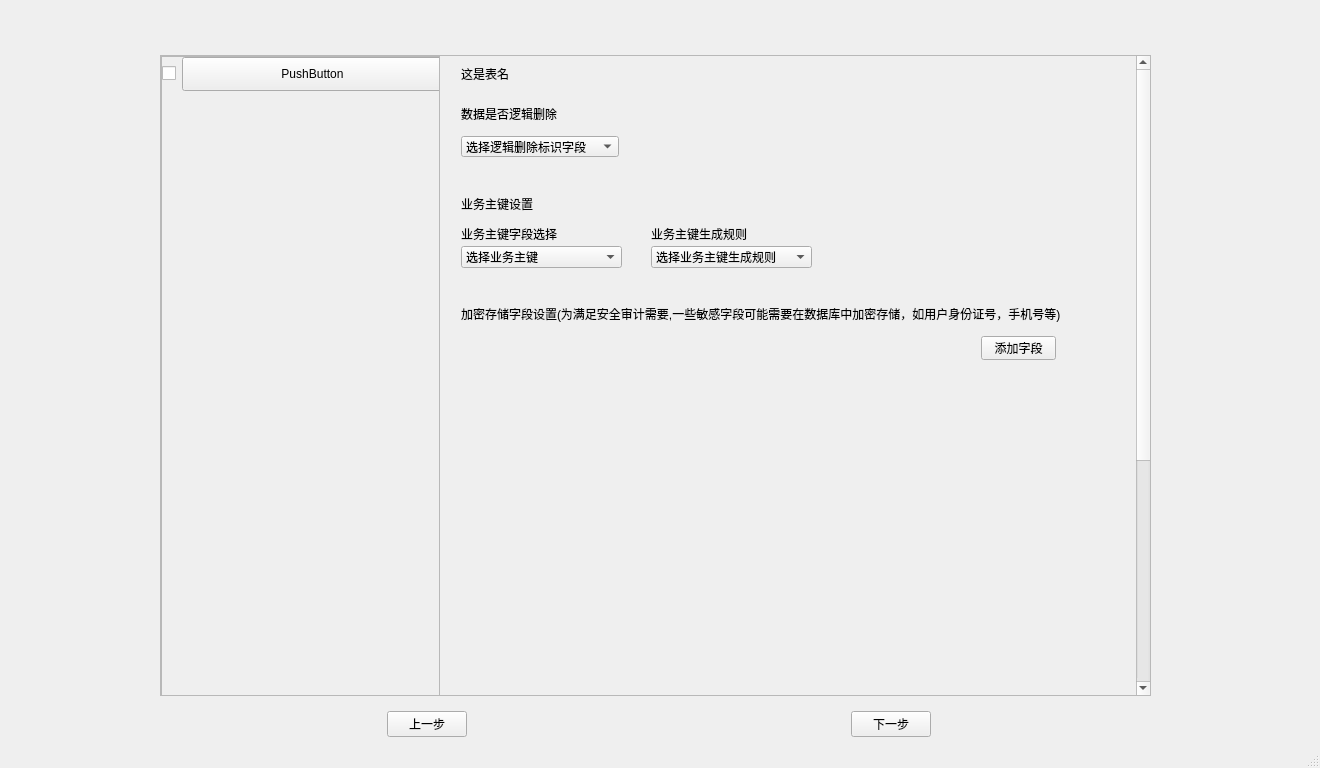
Before: the Qt Designer form app/ui/MainWindow_copy2.ui in ncepu-iDealStudio/Flask_RESTfulAPI_Codegen_Application, drawn with Qt 5.
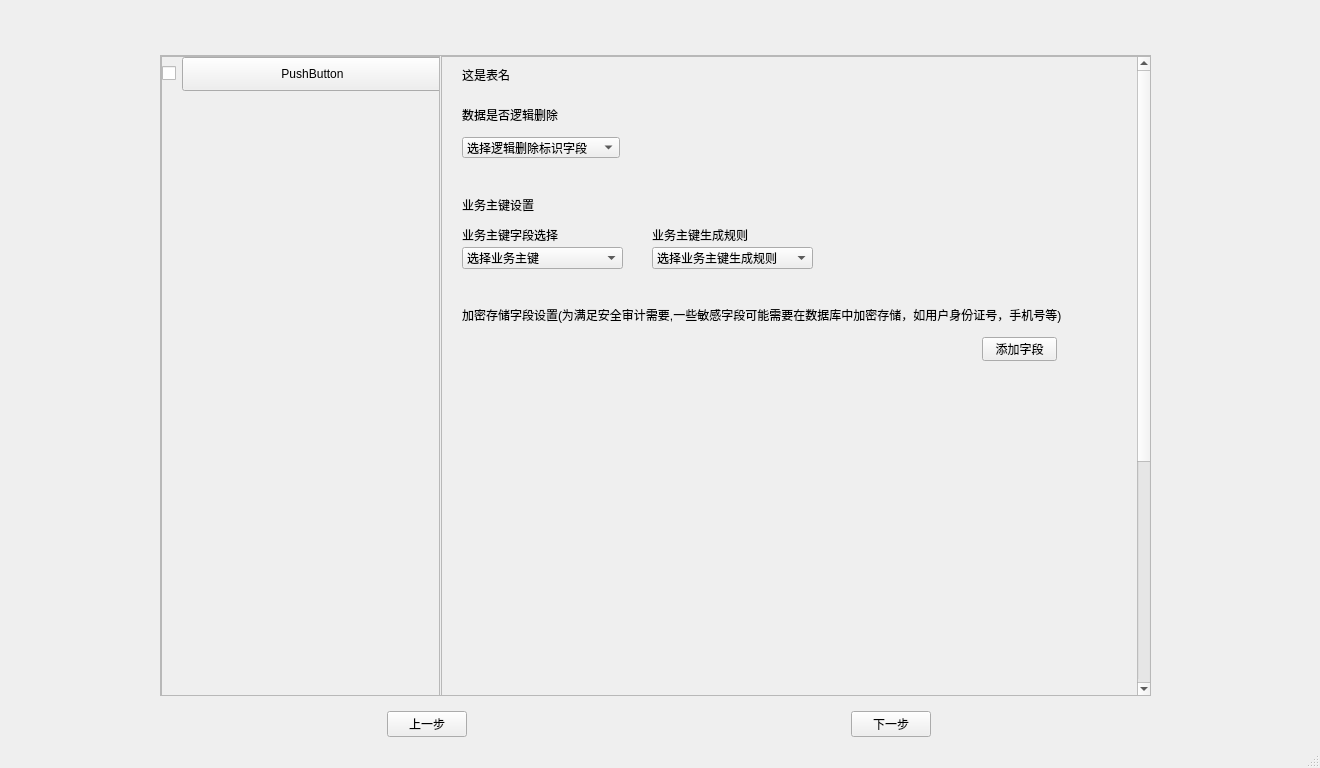
After: the same form once the commit is applied. The open tabs and pages were chosen to show the change.

Commit message: 表配置页完善90%

The edit to the form file:
```diff
--- a/app/ui/MainWindow_copy2.ui
+++ b/app/ui/MainWindow_copy2.ui
@@ -357,8 +357,8 @@
              <widget class="QWidget" name="verticalLayoutWidget_21">
               <property name="geometry">
                <rect>
-                <x>-1</x>
-                <y>-1</y>
+                <x>0</x>
+                <y>0</y>
                 <width>711</width>
                 <height>641</height>
                </rect>
```
Left out of the diff: 2 changed lines with no effect on the pictures. The commit also changes 1 other file.
